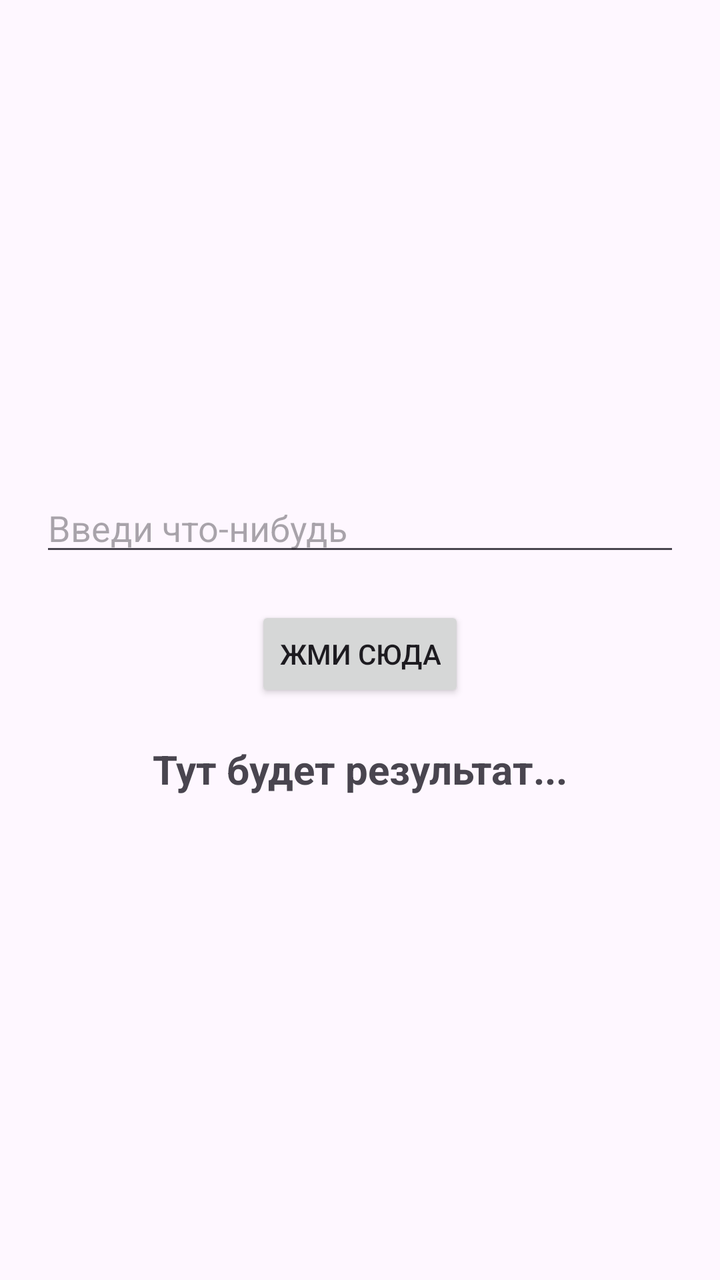
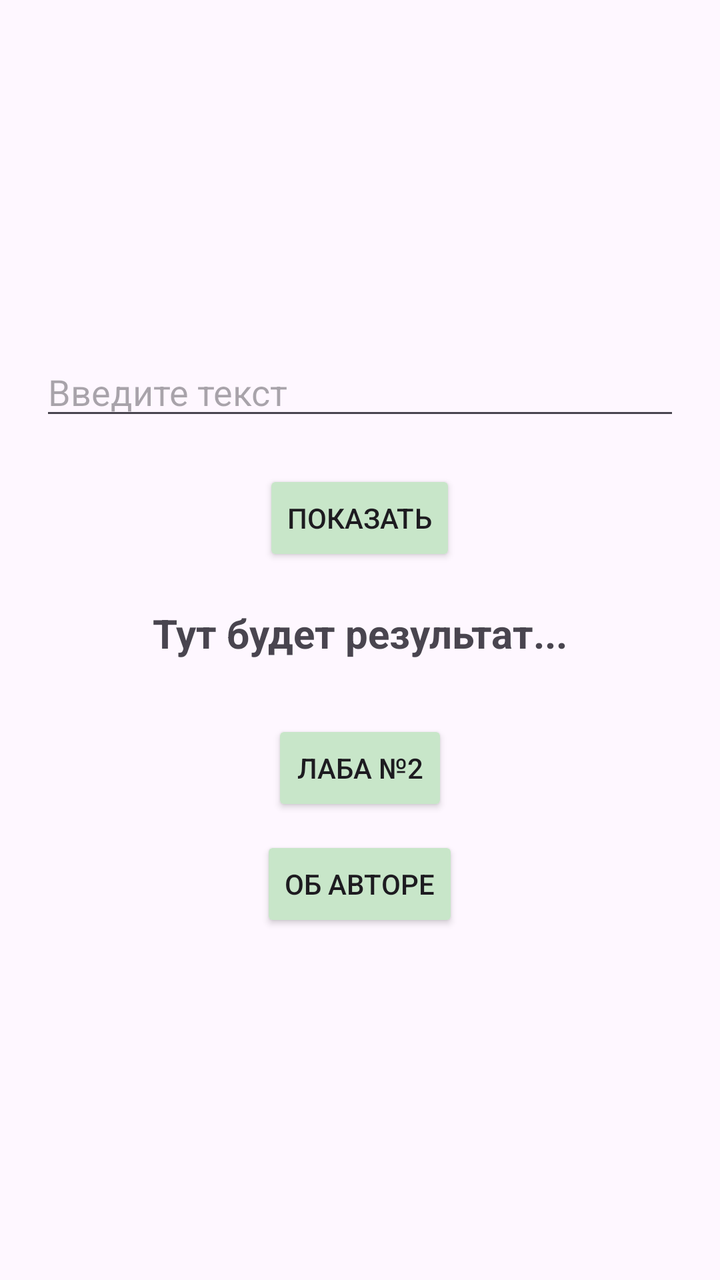

Screens rendered from an Android XML layout before and after an edit, with the pre-edit source and the edit as a unified diff.
<!-- AndroidManifest.xml: application theme Theme.UskovaLab1 -->
<!-- res/layout/fragment_uskova.xml -->
<?xml version="1.0" encoding="utf-8"?>
<LinearLayout xmlns:android="http://schemas.android.com/apk/res/android"
    android:layout_width="match_parent"
    android:layout_height="match_parent"
    android:orientation="vertical"
    android:padding="20dp"
    android:gravity="center">

    <EditText
        android:id="@+id/uskovaInput"
        android:layout_width="match_parent"
        android:layout_height="wrap_content"
        android:hint="@string/uskova_hint"
        android:textSize="18sp" />

    <Button
        android:id="@+id/uskovaBtn"
        android:layout_width="wrap_content"
        android:layout_height="wrap_content"
        android:layout_marginTop="20dp"
        android:text="@string/uskova_button" />

    <TextView
        android:id="@+id/uskovaText"
        android:layout_width="wrap_content"
        android:layout_height="wrap_content"
        android:layout_marginTop="20dp"
        android:text="@string/uskova_default"
        android:textSize="20sp"
        android:textStyle="bold" />

</LinearLayout>
<!-- resources referenced by this layout -->
<resources>
  <string name="uskova_button">ЖМИ СЮДА</string>
  <string name="uskova_default">Тут будет результат...</string>
  <string name="uskova_hint">Введи что-нибудь</string>
  <style name="Theme.UskovaLab1" parent="Base.Theme.UskovaLab1" />
  <style name="Base.Theme.UskovaLab1" parent="Theme.Material3.DayNight.NoActionBar">
          
          
      </style>
</resources>

<!-- the commit's change to res/layout/fragment_uskova.xml (unified diff, before → after) -->
@@ -10,7 +10,7 @@
         android:id="@+id/uskovaInput"
         android:layout_width="match_parent"
         android:layout_height="wrap_content"
-        android:hint="@string/uskova_hint"
+        android:hint="Введите текст"
         android:textSize="18sp" />
 
     <Button
@@ -18,15 +18,32 @@
         android:layout_width="wrap_content"
         android:layout_height="wrap_content"
         android:layout_marginTop="20dp"
-        android:text="@string/uskova_button" />
+        android:text="Показать"
+        android:backgroundTint="#C8E6C9" />
 
     <TextView
         android:id="@+id/uskovaText"
         android:layout_width="wrap_content"
         android:layout_height="wrap_content"
         android:layout_marginTop="20dp"
-        android:text="@string/uskova_default"
+        android:text="Тут будет результат..."
         android:textSize="20sp"
         android:textStyle="bold" />
 
+    <Button
+        android:id="@+id/btnSettings"
+        android:layout_width="wrap_content"
+        android:layout_height="wrap_content"
+        android:layout_marginTop="30dp"
+        android:text="Лаба №2"
+        android:backgroundTint="#C8E6C9" />
+
+    <Button
+        android:id="@+id/btnAbout"
+        android:layout_width="wrap_content"
+        android:layout_height="wrap_content"
+        android:layout_marginTop="10dp"
+        android:text="Об авторе"
+        android:backgroundTint="#C8E6C9" />
+
 </LinearLayout>
<!-- resource entries referenced after the edit -->
@@ -1,8 +1,5 @@
 <!-- resources referenced by this layout -->
 <resources>
-  <string name="uskova_button">ЖМИ СЮДА</string>
-  <string name="uskova_default">Тут будет результат...</string>
-  <string name="uskova_hint">Введи что-нибудь</string>
   <style name="Theme.UskovaLab1" parent="Base.Theme.UskovaLab1" />
   <style name="Base.Theme.UskovaLab1" parent="Theme.Material3.DayNight.NoActionBar">
           
